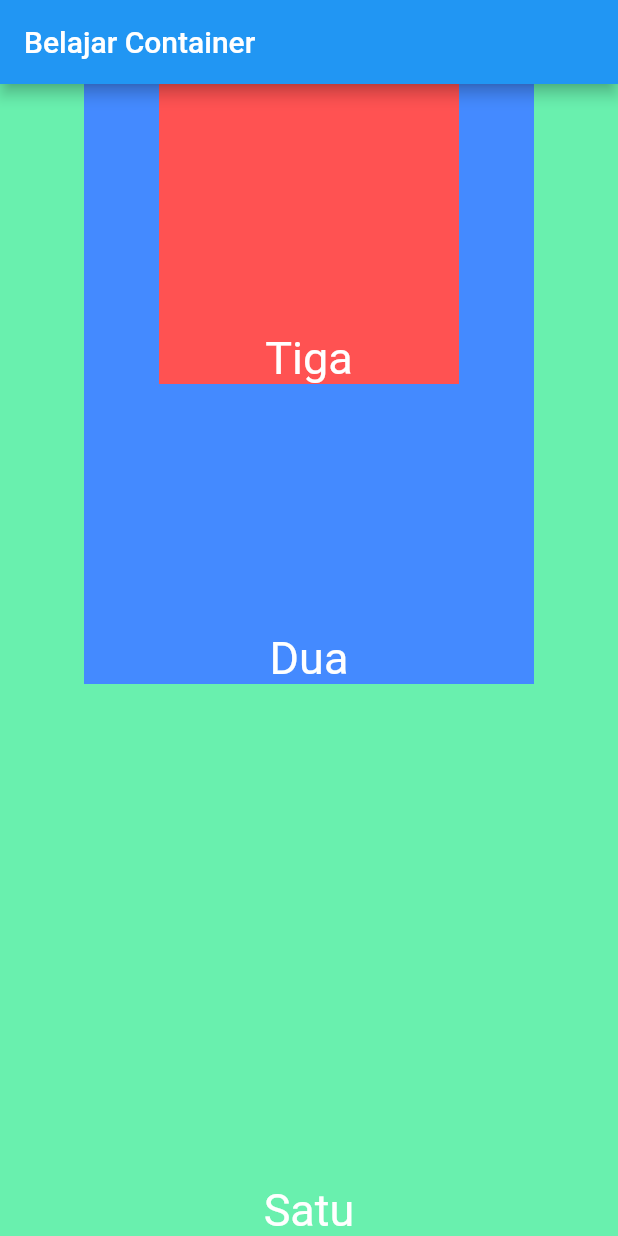
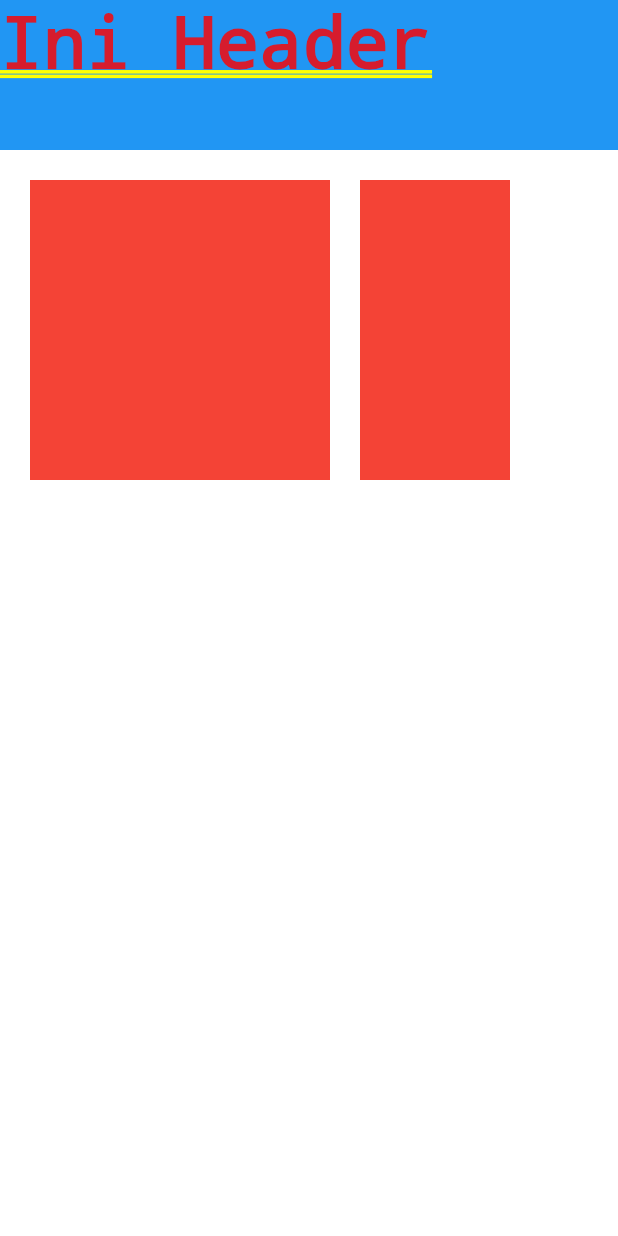
Before and after one commit to HalimTeguh/Pemrograman_Mobile, a Flutter app: the screen it shows after launch, on a phone screen of 412 x 824 dp. Run offline on Flutter 3.47's test engine with Material 2 defaults, Android fonts, the phone set to English and light mode, and no system bars.

Commit message:
Menyelesaikan Praktikum Pertemuan 3

```diff
--- a/Pertemuan 2/belajar_widget/lib/main.dart
+++ b/Pertemuan 2/belajar_widget/lib/main.dart
@@ -11,41 +11,38 @@
   @override
   Widget build(BuildContext context) {
     return MaterialApp(
-      home: Scaffold(
-        appBar: AppBar(title: Text("Belajar Container")),
-        body: Stack(
-          alignment: Alignment.topCenter,
-          children: <Widget>[
+      home: Container(
+        color: Colors.white,
+        child: Column(
+          children: [
+            //Header
             Container(
-              color: Colors.greenAccent,
-              alignment: Alignment.bottomCenter,
-              child: Text("Satu",
-              style: TextStyle(
-                fontSize: 30,
-                color: Colors.white),),
+              width: double.infinity,
+              height: 100,
+              color: Colors.blue,
+              child: Text("Ini Header"),
             ),
+            //Body
             Container(
-              width: 300,
-              height: 400,
-              color: Colors.blueAccent,
-              alignment: Alignment.bottomCenter,
-              child: Text("Dua",
-              style: TextStyle(
-                fontSize: 30,
-                color: Colors.white),),
+              child: Row(
+                children: [
+                  Container(
+                    margin: EdgeInsets.all(20),
+                    width: 200,
+                    height: 200,
+                    color: Colors.red,
+                  ),
+                  Container(
+                    width: 100,
+                    height: 200,
+                    color: Colors.red,
+                  ),
+                ],
+              ),
             ),
-            Container(
-              width: 200,
-              height: 200,
-              color: Colors.redAccent,
-              alignment: Alignment.bottomCenter,
-              child: Text("Tiga",
-              style: TextStyle(
-                fontSize: 30,
-                color: Colors.white),),
-            )
+
           ],
-        )
+        ),
       )
     );
   }
```
Also changed, not shown: Pertemuan 3/belajar_layout/analysis_options.yaml (added, +28 -0 lines), Pertemuan 3/belajar_layout/lib/gridView.dart (added, +66 -0 lines), Pertemuan 3/belajar_layout/lib/listView.dart (added, +85 -0 lines), Pertemuan 3/belajar_layout/lib/main.dart (added, +66 -0 lines), Pertemuan 3/belajar_layout/pubspec.yaml (added, +90 -0 lines), Pertemuan 2/belajar_widget/lib/imageLaporan/stack.png (deleted), Pertemuan 3/belajar_layout/lib/asset/gridView.png (added), Pertemuan 3/belajar_layout/lib/asset/listview.png (added), Pertemuan 3/belajar_layout/pubspec.lock (added), 126 other files.
